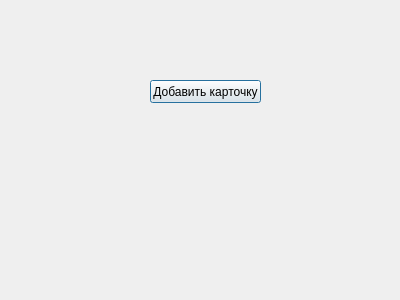
Above: education/education.ui from vladislavvasyukov/Memorigo before the change. Below: the same form after it.
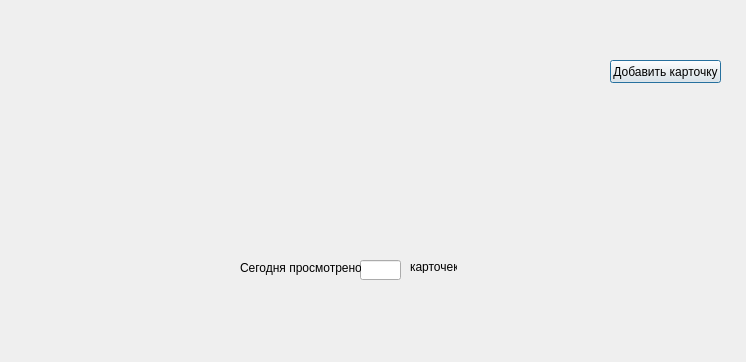
That is the form after the change.

Diff of the .ui file:
```diff
--- a/education/education.ui
+++ b/education/education.ui
@@ -6,8 +6,8 @@
    <rect>
     <x>0</x>
     <y>0</y>
-    <width>400</width>
-    <height>300</height>
+    <width>746</width>
+    <height>362</height>
    </rect>
   </property>
   <property name="windowTitle">
@@ -16,8 +16,8 @@
   <widget class="QPushButton" name="pushButton">
    <property name="geometry">
     <rect>
-     <x>150</x>
-     <y>80</y>
+     <x>610</x>
+     <y>60</y>
      <width>111</width>
      <height>23</height>
     </rect>
@@ -26,6 +26,42 @@
     <string>Добавить карточку</string>
    </property>
   </widget>
+  <widget class="QLineEdit" name="lineEdit">
+   <property name="geometry">
+    <rect>
+     <x>360</x>
+     <y>260</y>
+     <width>41</width>
+     <height>20</height>
+    </rect>
+   </property>
+  </widget>
+  <widget class="QLabel" name="label">
+   <property name="geometry">
+    <rect>
+     <x>240</x>
+     <y>260</y>
+     <width>121</width>
+     <height>16</height>
+    </rect>
+   </property>
+   <property name="text">
+    <string>Сегодня просмотрено:</string>
+   </property>
+  </widget>
+  <widget class="QLabel" name="label_2">
+   <property name="geometry">
+    <rect>
+     <x>410</x>
+     <y>260</y>
+     <width>47</width>
+     <height>13</height>
+    </rect>
+   </property>
+   <property name="text">
+    <string>карточек</string>
+   </property>
+  </widget>
  </widget>
  <resources/>
  <connections/>
```
